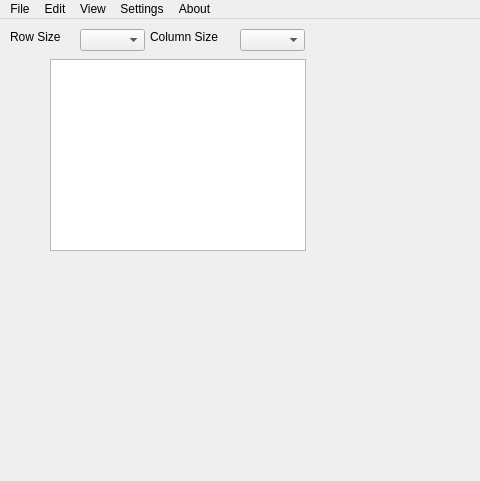
This is mainwindow.ui in teslaworksumn/Rudolph as Qt 5 draws it before an edit; both pictures show x 0 to 480 and y 0 to 481 of the 1249 by 743 pixel window. The edited form follows.
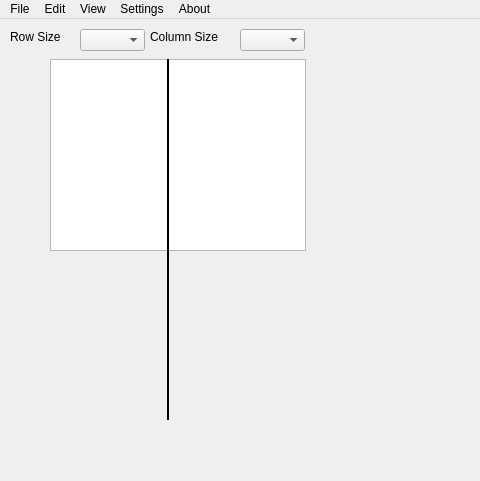
This is the edited form.

Commit message: Make formatting less insane.  Add line to grid.

Patch:
```diff
--- a/mainwindow.ui
+++ b/mainwindow.ui
@@ -10,6 +10,12 @@
     <height>743</height>
    </rect>
   </property>
+  <property name="sizePolicy">
+   <sizepolicy hsizetype="Preferred" vsizetype="Preferred">
+    <horstretch>0</horstretch>
+    <verstretch>0</verstretch>
+   </sizepolicy>
+  </property>
   <property name="windowTitle">
    <string>MainWindow</string>
   </property>
@@ -70,6 +76,34 @@
      </rect>
     </property>
    </widget>
+   <widget class="Line" name="playbackPositionLine">
+    <property name="enabled">
+     <bool>true</bool>
+    </property>
+    <property name="geometry">
+     <rect>
+      <x>160</x>
+      <y>40</y>
+      <width>16</width>
+      <height>361</height>
+     </rect>
+    </property>
+    <property name="sizePolicy">
+     <sizepolicy hsizetype="Fixed" vsizetype="Maximum">
+      <horstretch>0</horstretch>
+      <verstretch>1</verstretch>
+     </sizepolicy>
+    </property>
+    <property name="frameShadow">
+     <enum>QFrame::Plain</enum>
+    </property>
+    <property name="lineWidth">
+     <number>2</number>
+    </property>
+    <property name="orientation">
+     <enum>Qt::Vertical</enum>
+    </property>
+   </widget>
   </widget>
   <widget class="QMenuBar" name="menubar">
    <property name="geometry">
```
Left out of the diff: 2 changed lines with no effect on the pictures. The commit also changes 7 other files.
